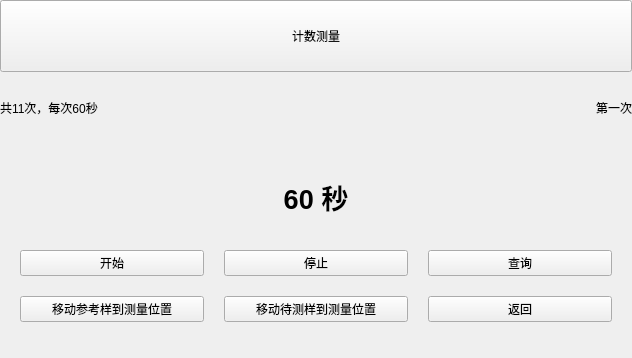
urielyan/kairen_ok335xs, file countingmeasurement.ui: the form before one commit.
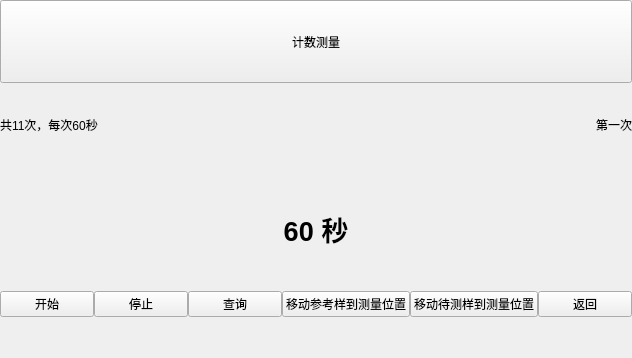
The form after the commit. Custom widgets are drawn as their Qt base class.

```diff
--- a/countingmeasurement.ui
+++ b/countingmeasurement.ui
@@ -96,64 +96,64 @@
       </widget>
      </item>
      <item>
-      <layout class="QGridLayout" name="gridLayout_2">
+      <layout class="QHBoxLayout" name="horizontalLayout_2">
+       <property name="spacing">
+        <number>0</number>
+       </property>
        <property name="leftMargin">
-        <number>20</number>
+        <number>0</number>
        </property>
        <property name="topMargin">
         <number>0</number>
        </property>
        <property name="rightMargin">
-        <number>20</number>
+        <number>0</number>
        </property>
        <property name="bottomMargin">
         <number>0</number>
        </property>
-       <property name="spacing">
-        <number>20</number>
-       </property>
-       <item row="0" column="2">
-        <widget class="QPushButton" name="pushButton_5">
-         <property name="text">
-          <string>查询</string>
-         </property>
-        </widget>
-       </item>
-       <item row="0" column="1">
-        <widget class="QPushButton" name="pushButton_2">
-         <property name="text">
-          <string>停止</string>
-         </property>
-        </widget>
-       </item>
-       <item row="0" column="0">
+       <item>
         <widget class="QPushButton" name="pushButton">
          <property name="text">
           <string>开始</string>
          </property>
         </widget>
        </item>
-       <item row="1" column="2">
-        <widget class="QPushButton" name="pushButton_3">
+       <item>
+        <widget class="QPushButton" name="pushButton_2">
          <property name="text">
-          <string>返回</string>
+          <string>停止</string>
          </property>
         </widget>
        </item>
-       <item row="1" column="0">
+       <item>
+        <widget class="QPushButton" name="pushButton_5">
+         <property name="text">
+          <string>查询</string>
+         </property>
+        </widget>
+       </item>
+       <item>
         <widget class="QPushButton" name="pushButton_4">
          <property name="text">
           <string>移动参考样到测量位置</string>
          </property>
         </widget>
        </item>
-       <item row="1" column="1">
+       <item>
         <widget class="QPushButton" name="pushButton_6">
          <property name="text">
           <string>移动待测样到测量位置</string>
          </property>
         </widget>
        </item>
+       <item>
+        <widget class="QPushButton" name="pushButton_3">
+         <property name="text">
+          <string>返回</string>
+         </property>
+        </widget>
+       </item>
       </layout>
      </item>
      <item>
```
